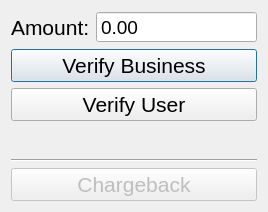
Before: the Qt Designer form src/windows/ui/ChargebackTransactionDialog.ui in 1icolo/AUPay, drawn with Qt 5.
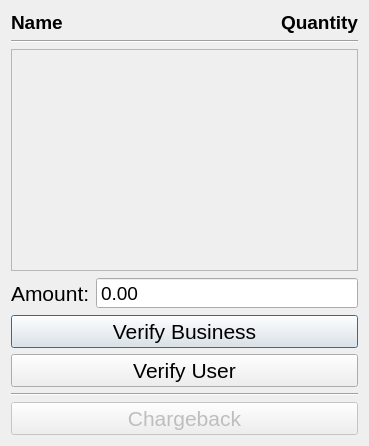
After: the same form once the commit is applied.

Diff of the .ui file:
```diff
--- a/src/windows/ui/ChargebackTransactionDialog.ui
+++ b/src/windows/ui/ChargebackTransactionDialog.ui
@@ -9,21 +9,15 @@
    <rect>
     <x>0</x>
     <y>0</y>
-    <width>268</width>
-    <height>212</height>
+    <width>369</width>
+    <height>446</height>
    </rect>
   </property>
-  <property name="minimumSize">
-   <size>
-    <width>268</width>
-    <height>212</height>
-   </size>
-  </property>
-  <property name="maximumSize">
-   <size>
-    <width>268</width>
-    <height>212</height>
-   </size>
+  <property name="font">
+   <font>
+    <family>Segoe UI</family>
+    <pointsize>14</pointsize>
+   </font>
   </property>
   <property name="windowTitle">
    <string>Chargeback</string>
@@ -34,8 +28,40 @@
   <property name="modal">
    <bool>true</bool>
   </property>
-  <layout class="QVBoxLayout" name="verticalLayout">
-   <item>
+  <layout class="QGridLayout" name="gridLayout">
+   <item row="5" column="0">
+    <widget class="QScrollArea" name="scroll_area_item_list">
+     <property name="widgetResizable">
+      <bool>true</bool>
+     </property>
+     <property name="alignment">
+      <set>Qt::AlignLeading|Qt::AlignLeft|Qt::AlignTop</set>
+     </property>
+     <widget class="QWidget" name="scroll_area_container">
+      <property name="geometry">
+       <rect>
+        <x>0</x>
+        <y>0</y>
+        <width>349</width>
+        <height>204</height>
+       </rect>
+      </property>
+      <layout class="QVBoxLayout" name="verticalLayout">
+       <item>
+        <layout class="QFormLayout" name="form_layout_item_list"/>
+       </item>
+      </layout>
+     </widget>
+    </widget>
+   </item>
+   <item row="7" column="0">
+    <widget class="Line" name="line">
+     <property name="orientation">
+      <enum>Qt::Horizontal</enum>
+     </property>
+    </widget>
+   </item>
+   <item row="6" column="0">
     <layout class="QFormLayout" name="formLayout">
      <item row="0" column="0">
       <widget class="QLabel" name="amountLabel">
@@ -58,6 +84,9 @@
          <pointsize>14</pointsize>
         </font>
        </property>
+       <property name="readOnly">
+        <bool>true</bool>
+       </property>
        <property name="buttonSymbols">
         <enum>QAbstractSpinBox::NoButtons</enum>
        </property>
@@ -103,14 +132,7 @@
      </item>
     </layout>
    </item>
-   <item>
-    <widget class="Line" name="line">
-     <property name="orientation">
-      <enum>Qt::Horizontal</enum>
-     </property>
-    </widget>
-   </item>
-   <item>
+   <item row="8" column="0">
     <widget class="QPushButton" name="buttonSave_addTransaction">
      <property name="enabled">
       <bool>false</bool>
@@ -126,6 +148,58 @@
      </property>
     </widget>
    </item>
+   <item row="4" column="0">
+    <widget class="Line" name="line_item_list">
+     <property name="orientation">
+      <enum>Qt::Horizontal</enum>
+     </property>
+    </widget>
+   </item>
+   <item row="3" column="0">
+    <layout class="QHBoxLayout" name="horizontalLayout">
+     <property name="topMargin">
+      <number>0</number>
+     </property>
+     <item>
+      <widget class="QLabel" name="label_name">
+       <property name="sizePolicy">
+        <sizepolicy hsizetype="Preferred" vsizetype="Fixed">
+         <horstretch>0</horstretch>
+         <verstretch>0</verstretch>
+        </sizepolicy>
+       </property>
+       <property name="font">
+        <font>
+         <weight>75</weight>
+         <bold>true</bold>
+        </font>
+       </property>
+       <property name="text">
+        <string>Name</string>
+       </property>
+      </widget>
+     </item>
+     <item>
+      <widget class="QLabel" name="label_quantity">
+       <property name="sizePolicy">
+        <sizepolicy hsizetype="Fixed" vsizetype="Fixed">
+         <horstretch>0</horstretch>
+         <verstretch>0</verstretch>
+        </sizepolicy>
+       </property>
+       <property name="font">
+        <font>
+         <weight>75</weight>
+         <bold>true</bold>
+        </font>
+       </property>
+       <property name="text">
+        <string>Quantity</string>
+       </property>
+      </widget>
+     </item>
+    </layout>
+   </item>
   </layout>
  </widget>
  <resources/>
```
